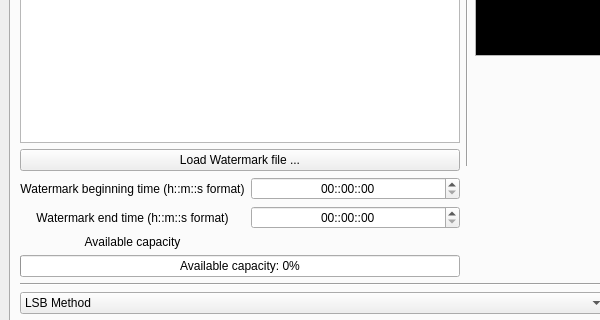
Before: the Qt Designer form src/GUI/InterfaceWatermarking/mainwindow.ui in jcelerier/watermarking, drawn with Qt 5; both pictures show x 0 to 600 and y 140 to 460 of the 925 by 693 pixel window.
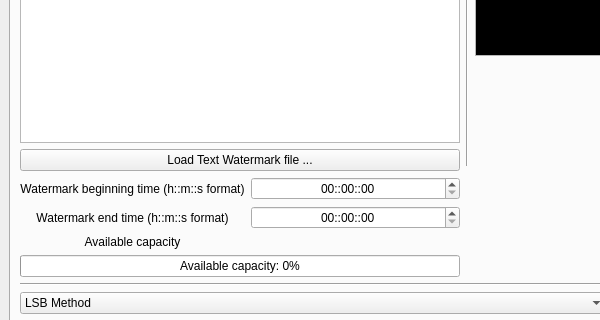
After: the same form once the commit is applied. Icons and pictures are not drawn. Custom widgets are drawn as their Qt base class.

Commit message: [Interface] Adding load text watermark button support

```diff
--- a/src/GUI/InterfaceWatermarking/mainwindow.ui
+++ b/src/GUI/InterfaceWatermarking/mainwindow.ui
@@ -470,7 +470,7 @@
                <cursorShape>PointingHandCursor</cursorShape>
               </property>
               <property name="text">
-               <string>Load Watermark file ...</string>
+               <string>Load Text Watermark file ...</string>
               </property>
               <property name="icon">
                <iconset resource="icons/qstyle.qrc">
```
The commit also changes 2 other files.
